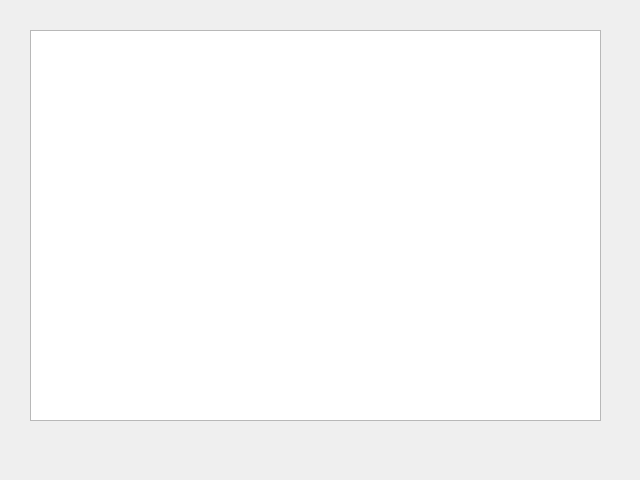
First picture: the form in QRCodeManagement_Raspi/2_Manage/manage.ui, repository Isabella98Liu/QRCodeManagement_Raspi, before the edit.
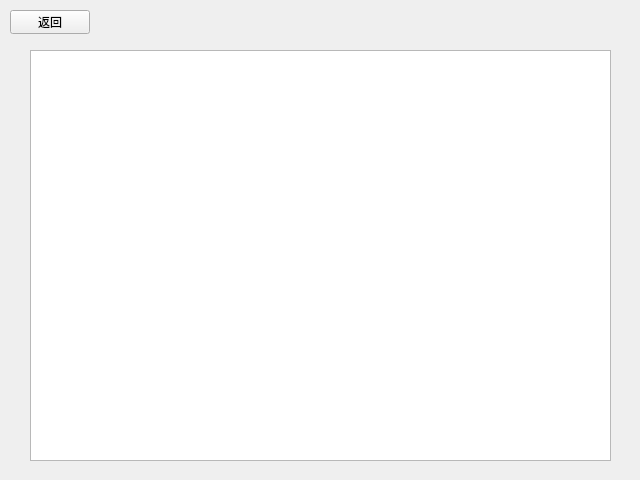
Second picture: the form after the edit.

Diff of the .ui file:
```diff
--- a/QRCodeManagement_Raspi/2_Manage/manage.ui
+++ b/QRCodeManagement_Raspi/2_Manage/manage.ui
@@ -17,12 +17,25 @@
    <property name="geometry">
     <rect>
      <x>30</x>
-     <y>30</y>
-     <width>571</width>
-     <height>391</height>
+     <y>50</y>
+     <width>581</width>
+     <height>411</height>
     </rect>
    </property>
   </widget>
+  <widget class="QPushButton" name="pushButton">
+   <property name="geometry">
+    <rect>
+     <x>10</x>
+     <y>10</y>
+     <width>80</width>
+     <height>24</height>
+    </rect>
+   </property>
+   <property name="text">
+    <string>返回</string>
+   </property>
+  </widget>
  </widget>
  <resources/>
  <connections/>
```
